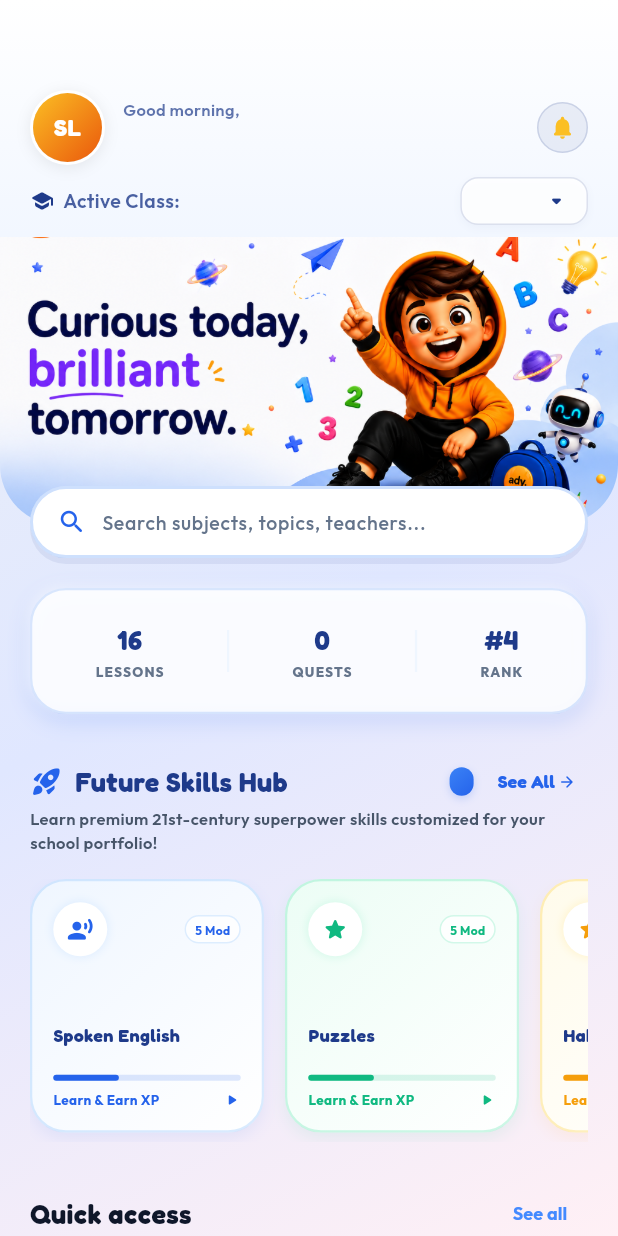
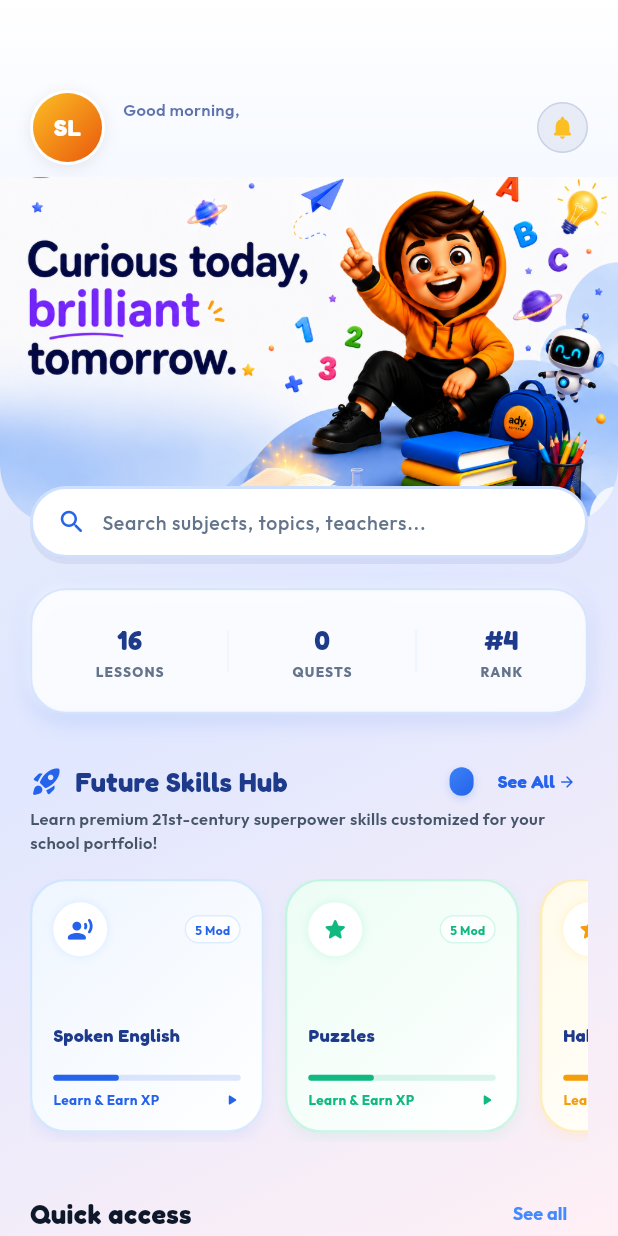
Before and after one commit to Rupeshrupak222/adyapanschoolAPP, a Flutter app: the DashboardScreen screen opened directly, on a phone screen of 412 x 824 dp. Run offline on Flutter 3.47's test engine with Material 3 defaults, Android fonts, the phone set to English and light mode, and no system bars; our stand-ins replace confetti, file_picker, flutter_dotenv, google_fonts, image_picker, shared_preferences and 1 more; missing offline and left inert: argon2, dbcrypt, mysql_client; accounts and stored records are empty.

Commit message:
fix: remove active class interactive dropdown from student dashboard, replace with clean text indicator under greeting

```diff
--- a/lib/features/dashboard_screen.dart
+++ b/lib/features/dashboard_screen.dart
@@ -504,6 +504,18 @@ class _DashboardScreenState extends State<DashboardScreen> {
                                         ),
                                         overflow: TextOverflow.ellipsis,
                                       ),
+                                      if (state.studentClass.isNotEmpty)
+                                        Padding(
+                                          padding: const EdgeInsets.only(top: 2.0),
+                                          child: Text(
+                                            state.studentClass,
+                                            style: GoogleFonts.outfit(
+                                              fontSize: 11,
+                                              color: const Color(0xFF1E3A8A).withOpacity(0.8),
+                                              fontWeight: FontWeight.w600,
+                                            ),
+                                          ),
+                                        ),
                                     ],
                                   ),
                                 ),
@@ -548,89 +560,7 @@ class _DashboardScreenState extends State<DashboardScreen> {
                             ),
                           ),
                           const SizedBox(height: 8),
-                          Padding(
-                            padding: const EdgeInsets.symmetric(horizontal: 20.0),
-                            child: Row(
-                              mainAxisAlignment: MainAxisAlignment.spaceBetween,
-                              children: [
-                                Row(
-                                  children: [
-                                    const Icon(Icons.school_rounded, color: Color(0xFF1E3A8A), size: 16),
-                                    const SizedBox(width: 6),
-                                    Text(
-                                      'Active Class:',
-                                      style: GoogleFonts.outfit(
-                                        fontSize: 13,
-                                        fontWeight: FontWeight.w600,
-                                        color: const Color(0xFF1E3A8A).withOpacity(0.8),
-                                      ),
-                                    ),
-                                  ],
-                                ),
-                                Container(
-                                  height: 32,
-                                  padding: const EdgeInsets.symmetric(horizontal: 10),
-                                  decoration: BoxDecoration(
-                                    color: Colors.white.withOpacity(0.85),
-                                    borderRadius: BorderRadius.circular(12),
-                                    border: Border.all(color: const Color(0xFF1E3A8A).withOpacity(0.15)),
-                                    boxShadow: [
-                                      BoxShadow(
-                                        color: const Color(0xFF1E3A8A).withOpacity(0.04),
-                                        blurRadius: 4,
-                                        offset: const Offset(0, 2),
-                                      )
-                                    ],
-                                  ),
-                                  child: DropdownButtonHideUnderline(
-                                    child: DropdownButton<String>(
-                                      value: state.studentClass,
-                                      icon: const Icon(Icons.arrow_drop_down_rounded, color: Color(0xFF1E3A8A), size: 20),
-                                      style: GoogleFonts.fredoka(
-                                        fontSize: 12,
-                                        color: const Color(0xFF1E3A8A),
-                                        fontWeight: FontWeight.bold,
-                                      ),
-                                      onChanged: (String? newValue) {
-                                        if (newValue != null) {
-                                          state.updateProfile(
-                                            name: state.studentName,
-                                            email: state.studentEmail,
-                                            phone: state.studentPhone,
-                                            className: newValue,
-                                            school: state.studentSchool,
-                                            imagePath: state.profileImagePath.isNotEmpty ? state.profileImagePath : null,
-                                          );
-                                          ScaffoldMessenger.of(context).showSnackBar(
-                                            SnackBar(
-                                              content: Text(
-                                                '🎉 Content switched to $newValue successfully!',
-                                                style: GoogleFonts.fredoka(color: Colors.white, fontSize: 13),
-                                              ),
-                                              backgroundColor: const Color(0xFF10B981),
-                                              behavior: SnackBarBehavior.floating,
-                                              shape: RoundedRectangleBorder(borderRadius: BorderRadius.circular(14)),
-                                            ),
-                                          );
-                                        }
-                                      },
-                                      items: <String>[
-                                        'Class 1', 'Class 2', 'Class 3', 'Class 4', 'Class 5',
-                                        'Class 6', 'Class 7', 'Class 8', 'Class 9', 'Class 10',
-                                        'Class 11', 'Class 12'
-                                      ].map<DropdownMenuItem<String>>((String value) {
-                                        return DropdownMenuItem<String>(
-                                          value: value,
-                                          child: Text(value),
-                                        );
-                                      }).toList(),
-                                    ),
-                                  ),
-                                ),
-                              ],
-                            ),
-                          ),
-                          const SizedBox(height: 8),
+
 
                           // Header Image Banner
                           Expanded(
```
